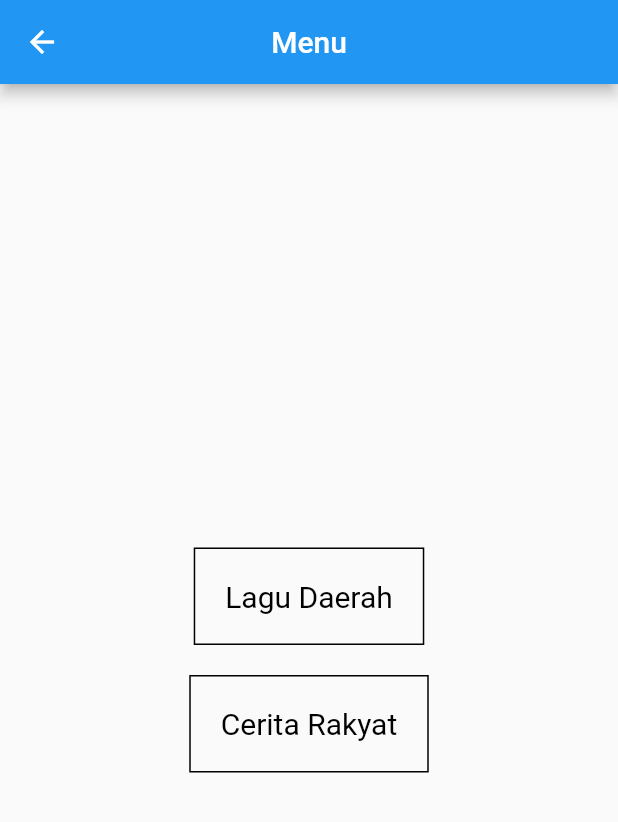
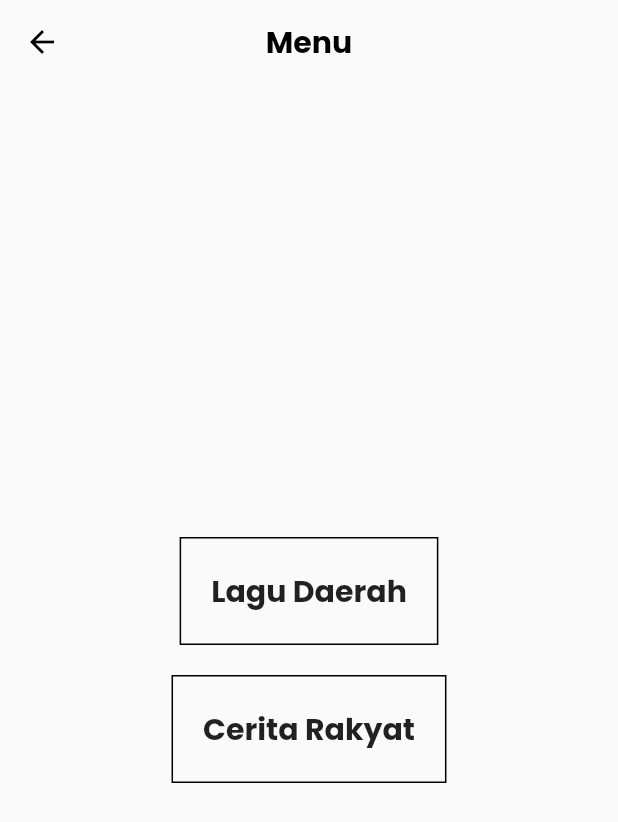
Before and after one commit to WidigdaMukti/LaguDaerah-CeritaRakyat, a Flutter app: the screen it shows after launch, after a tap on "Mulai", on a phone screen of 412 x 824 dp. Shown: the top 822 px of the screen. Run offline on Flutter 3.47's test engine with Material 2 defaults, Android fonts, the light colour scheme and no system bars; our stand-ins replace google_fonts; missing offline and left inert: volume_control.

Commit message:
Second Commit

```diff
--- a/lib/home.dart
+++ /dev/null
@@ -1,89 +0,0 @@
-import 'package:flutter/material.dart';
-import 'menu.dart';
-import 'handler/pengaturan_button_handler.dart';
-import 'handler/tentang_button_handler.dart' as AboutHandler;
-import 'handler/keluar_button_handler.dart';
-
-void main() {
-  runApp(MyApp());
-}
-
-class MyApp extends StatelessWidget {
-  @override
-  Widget build(BuildContext context) {
-    return MaterialApp(
-      debugShowCheckedModeBanner: false,
-      home: HomeScreen(),
-    );
-  }
-}
-
-class HomeScreen extends StatelessWidget {
-  @override
-  Widget build(BuildContext context) {
-    return Scaffold(
-      appBar: AppBar(
-        automaticallyImplyLeading: false, // Menghapus tombol kembali
-        toolbarHeight: 0, // Menghapus AppBar
-        // title: Text('Aplikasi Lagu Daerah & Cerita Rakyat'),
-        // backgroundColor: Colors.green, // Ubah sesuai keinginan Anda
-      ),
-      body: Container(
-        color: Colors.white, // Mengubah latar belakang menjadi warna putih
-        // decoration: BoxDecoration(
-        //   image: DecorationImage(
-        //     image: AssetImage(
-        //         'assets/background_image.jpg'), // Ganti dengan gambar latar belakang yang Anda miliki
-        //     fit: BoxFit.cover,
-        //   ),
-        // ),
-        child: Center(
-          child: Column(
-            mainAxisAlignment: MainAxisAlignment.center,
-            children: [
-              Text(
-                'Aplikasi Lagu Daerah & Cerita Rakyat',
-                style: TextStyle(
-                  fontSize: 24,
-                  fontWeight: FontWeight.bold,
-                  color: Colors.black,
-                ),
-              ),
-              SizedBox(height: 20),
-              ElevatedButton(
-                onPressed: () {
-                  Navigator.push(
-                    context,
-                    MaterialPageRoute(builder: (context) => MenuScreen()),
-                  );
-                },
-                child: Text('Mulai'),
-              ),
-              SizedBox(height: 20),
-              ElevatedButton(
-                onPressed: () => handleSettingsButtonPress(context),
-                child: Text('Pengaturan'),
-              ),
-              SizedBox(height: 20),
-              ElevatedButton(
-                onPressed: () => AboutHandler.showAboutDialog(context),
-                child: Text('Tentang'),
-              ),
-              SizedBox(height: 20),
-              ElevatedButton(
-                onPressed: () async {
-                  bool exit = await showExitConfirmationDialog(context);
-                  if (exit) {
-                    // Keluar dari aplikasi
-                    Navigator.of(context).pop();
-                  }
-                },
-                child: Text('Keluar'),
-              ),
-            ],
-          ),
-        ),
-      ),
-    );
-  }
-}
--- /dev/null
+++ b/lib/main.dart
@@ -0,0 +1,179 @@
+import 'package:flutter/material.dart';
+import 'menu.dart';
+import 'handler/pengaturan_button_handler.dart';
+import 'handler/tentang_button_handler.dart' as AboutHandler;
+import 'handler/keluar_button_handler.dart';
+// import 'package:flutter_svg/flutter_svg.dart';
+import 'package:google_fonts/google_fonts.dart';
+
+void main() {
+  runApp(MyApp());
+}
+
+class MyApp extends StatelessWidget {
+  @override
+  Widget build(BuildContext context) {
+    return MaterialApp(
+      debugShowCheckedModeBanner: false,
+      home: HomeScreen(),
+    );
+  }
+}
+
+class HomeScreen extends StatelessWidget {
+  @override
+  Widget build(BuildContext context) {
+    return Scaffold(
+      appBar: AppBar(
+        automaticallyImplyLeading: false, // Menghapus tombol kembali
+        toolbarHeight: 0, // Menghapus AppBar
+        // title: Text('Aplikasi Lagu Daerah & Cerita Rakyat'),
+        // backgroundColor: Colors.green, // Ubah sesuai keinginan Anda
+      ),
+      body: Container(
+        color: Colors.white, // Mengubah latar belakang menjadi warna putih
+        // decoration: BoxDecoration(
+        //   image: DecorationImage(
+        //     image: AssetImage(
+        //         'assets/background_image.jpg'), // Ganti dengan gambar latar belakang yang Anda miliki
+        //     fit: BoxFit.cover,
+        //   ),
+        // ),
+        child: Center(
+          child: Column(
+            mainAxisAlignment: MainAxisAlignment.center,
+            children: [
+              Text(
+                'Cerita Rakyat & Lagu Daerah',
+                style: GoogleFonts.poppins(
+                  fontSize: 24, // Ganti sesuai ukuran yang Anda inginkan
+                  fontWeight: FontWeight.bold, // Ganti sesuai kebutuhan Anda
+                ),
+              ),
+              // SvgPicture.asset(
+              //   'assets/home-title.svg', // Ganti dengan path gambar SVG yang sesuai
+              //   width: 100, // Sesuaikan ukuran gambar sesuai keinginan Anda
+              //   height: 100, // Sesuaikan ukuran gambar sesuai keinginan Anda
+              // ),
+              SizedBox(height: 32),
+              ElevatedButton(
+                onPressed: () {
+                  Navigator.push(
+                    context,
+                    MaterialPageRoute(builder: (context) => MenuScreen()),
+                  );
+                },
+                child: Text(
+                  'Mulai',
+                  style: GoogleFonts.poppins(
+                    fontSize: 16, // Ganti sesuai ukuran yang Anda inginkan
+                    fontWeight: FontWeight.bold, // Ganti sesuai kebutuhan Anda
+                  ),
+                ),
+                style: ElevatedButton.styleFrom(
+                  minimumSize: Size(130, 40),
+                  primary: Colors
+                      .white, // Ganti dengan warna latar belakang yang Anda inginkan
+                  onPrimary: Colors
+                      .black, // Ganti dengan warna teks yang Anda inginkan
+                  shape: RoundedRectangleBorder(
+                    borderRadius: BorderRadius.circular(
+                        12), // Ganti dengan border radius yang sesuai
+                    side: BorderSide(
+                        color: Colors.black,
+                        width:
+                            1), // Ganti dengan warna dan lebar stroke yang sesuai
+                  ),
+                ),
+              ),
+              SizedBox(height: 20),
+              ElevatedButton(
+                onPressed: () => handleSettingsButtonPress(context),
+                child: Text(
+                  'Pengaturan',
+                  style: GoogleFonts.poppins(
+                    fontSize: 16, // Ganti sesuai ukuran yang Anda inginkan
+                    fontWeight: FontWeight.bold, // Ganti sesuai kebutuhan Anda
+                  ),
+                ),
+                style: ElevatedButton.styleFrom(
+                  minimumSize: Size(130, 40),
+                  primary: Colors
+                      .white, // Ganti dengan warna latar belakang yang Anda inginkan
+                  onPrimary: Colors
+                      .black, // Ganti dengan warna teks yang Anda inginkan
+                  shape: RoundedRectangleBorder(
+                    borderRadius: BorderRadius.circular(
+                        12), // Ganti dengan border radius yang sesuai
+                    side: BorderSide(
+                        color: Colors.black,
+                        width:
+                            1), // Ganti dengan warna dan lebar stroke yang sesuai
+                  ),
+                ),
+              ),
+              SizedBox(height: 20),
+              ElevatedButton(
+                onPressed: () => AboutHandler.showAboutDialog(context),
+                child: Text(
+                  'Tentang',
+                  style: GoogleFonts.poppins(
+                    fontSize: 16, // Ganti sesuai ukuran yang Anda inginkan
+                    fontWeight: FontWeight.bold, // Ganti sesuai kebutuhan Anda
+                  ),
+                ),
+                style: ElevatedButton.styleFrom(
+                  minimumSize: Size(130, 40),
+                  primary: Colors
+                      .white, // Ganti dengan warna latar belakang yang Anda inginkan
+                  onPrimary: Colors
+                      .black, // Ganti dengan warna teks yang Anda inginkan
+                  shape: RoundedRectangleBorder(
+                    borderRadius: BorderRadius.circular(
+                        12), // Ganti dengan border radius yang sesuai
+                    side: BorderSide(
+                        color: Colors.black,
+                        width:
+                            1), // Ganti dengan warna dan lebar stroke yang sesuai
+                  ),
+                ),
+              ),
+              SizedBox(height: 20),
+              ElevatedButton(
+                onPressed: () async {
+                  bool exit = await showExitConfirmationDialog(context);
+                  if (exit) {
+                    // Keluar dari aplikasi
+                    Navigator.of(context).pop();
+                  }
+                },
+                child: Text(
+                  'Keluar',
+                  style: GoogleFonts.poppins(
+                    fontSize: 16, // Ganti sesuai ukuran yang Anda inginkan
+                    fontWeight: FontWeight.bold, // Ganti sesuai kebutuhan Anda
+                  ),
+                ),
+                style: ElevatedButton.styleFrom(
+                  minimumSize: Size(130, 40),
+                  primary: Colors
+                      .white, // Ganti dengan warna latar belakang yang Anda inginkan
+                  onPrimary: Colors
+                      .black, // Ganti dengan warna teks yang Anda inginkan
+                  shape: RoundedRectangleBorder(
+                    borderRadius: BorderRadius.circular(
+                        12), // Ganti dengan border radius yang sesuai
+                    side: BorderSide(
+                        color: Colors.black,
+                        width:
+                            1), // Ganti dengan warna dan lebar stroke yang sesuai
+                  ),
+                ),
+              ),
+            ],
+          ),
+        ),
+      ),
+    );
+  }
+}
--- a/lib/menu.dart
+++ b/lib/menu.dart
@@ -1,4 +1,5 @@
 import 'package:flutter/material.dart';
+import 'package:google_fonts/google_fonts.dart';
 import 'cerita_rakyat.dart'; // Import file cerita_rakyat.dart
 import 'lagu_daerah.dart'; // Import file lagu_daerah.dart
 
@@ -12,7 +13,20 @@
   Widget build(BuildContext context) {
     return Scaffold(
       appBar: AppBar(
-        title: Text('Menu'),
+        backgroundColor: Colors.transparent, // Transparent background
+        elevation: 0, // No shadow
+        leading: IconButton(
+          icon: Icon(
+            Icons.arrow_back,
+            color: Colors.black,
+          ),
+          onPressed: () {
+            Navigator.of(context).pop();
+          },
+        ),
+        title: Text('Menu',
+            style: GoogleFonts.poppins(
+                fontWeight: FontWeight.bold, color: Colors.black)),
         centerTitle: true,
       ),
       body: Center(
@@ -36,10 +50,8 @@
                 ),
                 child: Text(
                   'Lagu Daerah',
-                  style: TextStyle(
-                    fontSize: 20,
-                    color: Colors.black,
-                  ),
+                  style: GoogleFonts.poppins(
+                      fontSize: 20, fontWeight: FontWeight.bold),
                 ),
               ),
             ),
@@ -61,10 +73,8 @@
                 ),
                 child: Text(
                   'Cerita Rakyat',
-                  style: TextStyle(
-                    fontSize: 20,
-                    color: Colors.black,
-                  ),
+                  style: GoogleFonts.poppins(
+                      fontSize: 20, fontWeight: FontWeight.bold),
                 ),
               ),
             ),
```
Also changed, not shown: assets/data/cerita.json (+8 -8 lines), assets/data/lagu.json (+57 -55 lines), lib/cerita_rakyat.dart (+19 -2 lines), lib/detail_cerita.dart (+35 -30 lines), lib/detail_lagu.dart (+32 -24 lines), lib/handler/keluar_button_handler.dart (+20 -4 lines), lib/handler/pengaturan_button_handler.dart (+23 -3 lines), lib/handler/tentang_button_handler.dart (+29 -5 lines), lib/lagu_daerah.dart (+61 -15 lines), pubspec.yaml (+8 -7 lines), assets/back-home.png (added), assets/fonts/GROBOLD.ttf (added), assets/home-title.svg (added), pubspec.lock, 9 other files.
